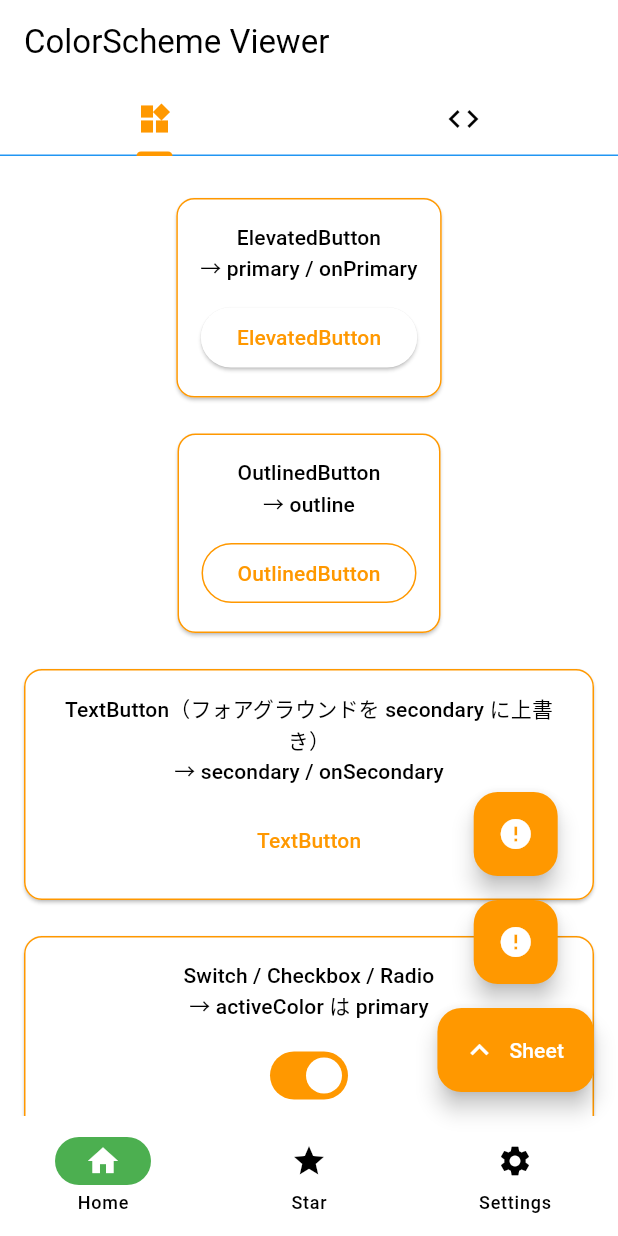
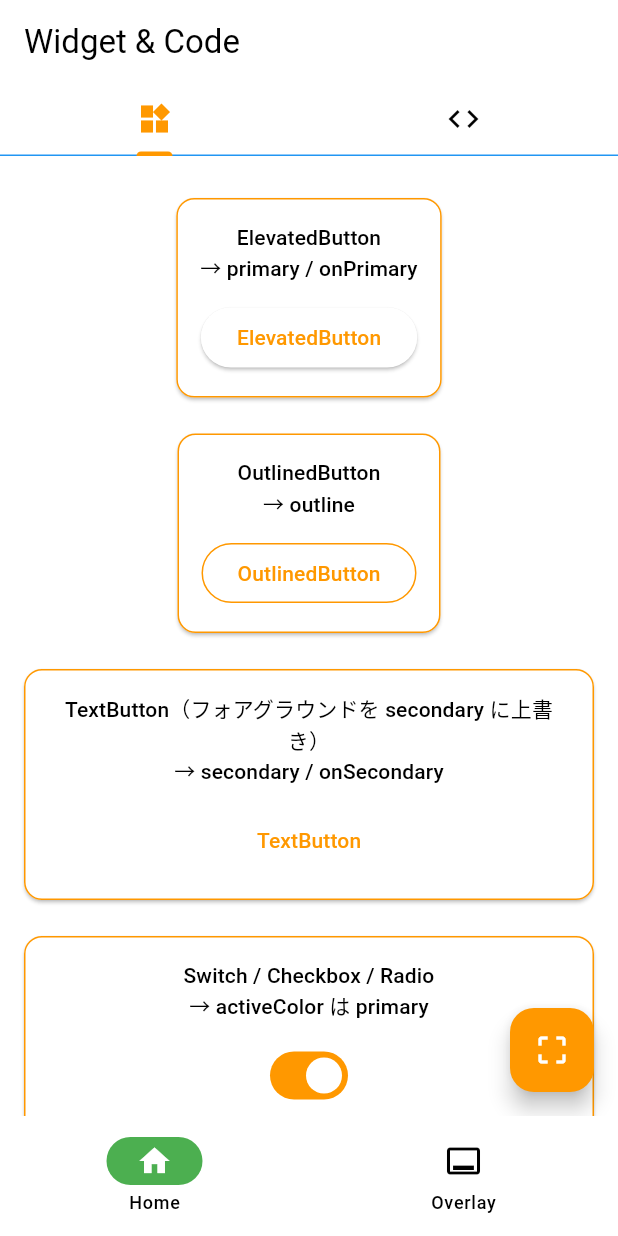
Before and after one commit to go5go69/flutter-color-scheme-sample, a Flutter app: the screen it shows after launch, on a phone screen of 412 x 824 dp. Run offline on Flutter 3.47's test engine with Material 3 defaults, Android fonts, the phone set to English and light mode, and no system bars.

Commit message:
modal系の挙動をするWidgetを別ページとして切り出し

```diff
--- a/lib/main.dart
+++ b/lib/main.dart
@@ -1,5 +1,5 @@
 import 'package:flutter/material.dart';
-import 'package:flutter_color_scheme_sample/presentation/home_page.dart';
+import 'package:flutter_color_scheme_sample/presentation/root.dart';
 import 'package:flutter_color_scheme_sample/theme/app_color_scheme.dart';
 
 void main() {
@@ -15,7 +15,7 @@
         useMaterial3: true,
         colorScheme: AppColorScheme.light,
       ),
-      home: HomePage(),
+      home: Root(),
       debugShowCheckedModeBanner: false,
     );
   }
--- a/lib/presentation/home_page.dart
+++ /dev/null
@@ -1,122 +0,0 @@
-import 'package:flutter/material.dart';
-import 'package:flutter_color_scheme_sample/presentation/tab_content/code_tab.dart';
-import 'package:flutter_color_scheme_sample/presentation/tab_content/widget_tab.dart';
-
-class HomePage extends StatefulWidget {
-  const HomePage({super.key});
-
-  @override
-  State<HomePage> createState() => _HomePageState();
-}
-
-class _HomePageState extends State<HomePage> {
-  int _navIndex = 0;
-
-  @override
-  Widget build(BuildContext context) {
-    return DefaultTabController(
-      length: 2,
-      child: Scaffold(
-        appBar: AppBar(
-          title: const Text('ColorScheme Viewer'),
-          bottom: const TabBar(
-            tabs: [
-              Tab(icon: Icon(Icons.widgets)),
-              Tab(icon: Icon(Icons.code)),
-            ],
-          ),
-        ),
-        floatingActionButton: Column(
-          mainAxisAlignment: MainAxisAlignment.end,
-          children: [
-            FloatingActionButton(
-              onPressed: () => _showErrorSnackBar(context),
-              child: const Icon(Icons.error),
-            ),
-            SizedBox(height: 16),
-            FloatingActionButton(
-              onPressed: () => _showErrorSnackBar(context),
-              child: const Icon(Icons.error),
-            ),
-            SizedBox(height: 16),
-            FloatingActionButton.extended(
-              heroTag: 'sheet',
-              onPressed: () => _showBottomSheet(context),
-              icon: const Icon(Icons.expand_less),
-              label: const Text('Sheet'),
-            ),
-          ],
-        ),
-        bottomNavigationBar: NavigationBar(
-          selectedIndex: _navIndex,
-          onDestinationSelected: (i) => setState(() => _navIndex = i),
-          destinations: const [
-            NavigationDestination(icon: Icon(Icons.home), label: 'Home'),
-            NavigationDestination(icon: Icon(Icons.star), label: 'Star'),
-            NavigationDestination(
-                icon: Icon(Icons.settings), label: 'Settings'),
-          ],
-        ),
-        body: TabBarView(
-          children: [
-            WidgetTab(),
-            CodeTab(),
-          ],
-        ),
-      ),
-    );
-  }
-
-  void _showErrorSnackBar(BuildContext context) {
-    final cs = Theme.of(context).colorScheme;
-    ScaffoldMessenger.of(context).showSnackBar(
-      SnackBar(
-        backgroundColor: cs.error, // ← error
-        content: Text(
-          'SnackBar : error 背景 / onError 文字',
-          style: TextStyle(color: cs.onError),
-        ),
-        action: SnackBarAction(
-          label: 'DISMISS',
-          textColor: cs.onError,
-          onPressed: () {},
-        ),
-      ),
-    );
-  }
-}
-
-void _showBottomSheet(BuildContext ctx) {
-  final cs = Theme.of(ctx).colorScheme;
-
-  showModalBottomSheet(
-    context: ctx,
-    showDragHandle: true, // M3 のハンドル
-    builder: (context) => Container(
-      padding: const EdgeInsets.all(16),
-      child: Column(
-        mainAxisSize: MainAxisSize.min,
-        crossAxisAlignment: CrossAxisAlignment.stretch,
-        children: [
-          Text('ModalBottomSheet',
-              style: Theme.of(context).textTheme.titleMedium),
-          const SizedBox(height: 12),
-          FilledButton(
-            onPressed: () => Navigator.pop(context),
-            child: const Text('閉じる (primary / onPrimary)'),
-          ),
-          const SizedBox(height: 8),
-          OutlinedButton(
-            onPressed: () {},
-            child: const Text('OutlinedButton (outline)'),
-          ),
-          const SizedBox(height: 8),
-          Text(
-            'surface 上のテキスト (onSurface)',
-            style: TextStyle(color: cs.onSurface),
-          ),
-        ],
-      ),
-    ),
-  );
-}
--- /dev/null
+++ b/lib/presentation/pages/home_page.dart
@@ -0,0 +1,40 @@
+import 'package:flutter/material.dart';
+import 'package:flutter_color_scheme_sample/presentation/tab_content/code_tab.dart';
+import 'package:flutter_color_scheme_sample/presentation/tab_content/widget_tab.dart';
+
+class HomePage extends StatefulWidget {
+  const HomePage({super.key});
+
+  @override
+  State<HomePage> createState() => _HomePageState();
+}
+
+class _HomePageState extends State<HomePage> {
+  @override
+  Widget build(BuildContext context) {
+    return DefaultTabController(
+      length: 2,
+      child: Scaffold(
+        appBar: AppBar(
+          title: const Text('Widget & Code'),
+          bottom: const TabBar(
+            tabs: [
+              Tab(icon: Icon(Icons.widgets)),
+              Tab(icon: Icon(Icons.code)),
+            ],
+          ),
+        ),
+        floatingActionButton: FloatingActionButton(
+          onPressed: () {},
+          child: const Icon(Icons.crop_free),
+        ),
+        body: TabBarView(
+          children: [
+            WidgetTab(),
+            CodeTab(),
+          ],
+        ),
+      ),
+    );
+  }
+}
--- /dev/null
+++ b/lib/presentation/root.dart
@@ -0,0 +1,43 @@
+import 'package:flutter/material.dart';
+import 'package:flutter_color_scheme_sample/presentation/pages/dialog_snack_sheet_page.dart';
+import 'package:flutter_color_scheme_sample/presentation/pages/home_page.dart';
+
+class Root extends StatefulWidget {
+  const Root({super.key});
+
+  @override
+  State<Root> createState() => _RootState();
+}
+
+class _RootState extends State<Root> {
+  int _navIndex = 0;
+
+  @override
+  Widget build(BuildContext context) {
+    final pages = <Widget>[
+      HomePage(),
+      DialogSnackSheetPage(),
+    ];
+    return Scaffold(
+      body: pages[_navIndex],
+      bottomNavigationBar: NavigationBar(
+        selectedIndex: _navIndex,
+        onDestinationSelected: (i) => setState(() => _navIndex = i),
+        destinations: const [
+          NavigationDestination(
+            icon: Icon(Icons.home),
+            label: 'Home',
+          ),
+          NavigationDestination(
+            icon: Icon(Icons.call_to_action_outlined),
+            label: 'Overlay',
+          ),
+          // NavigationDestination(
+          //   icon: Icon(Icons.settings),
+          //   label: 'Settings',
+          // ),
+        ],
+      ),
+    );
+  }
+}
```
Also changed, not shown: lib/presentation/pages/dialog_snack_sheet_page.dart (added, +97 -0 lines).
